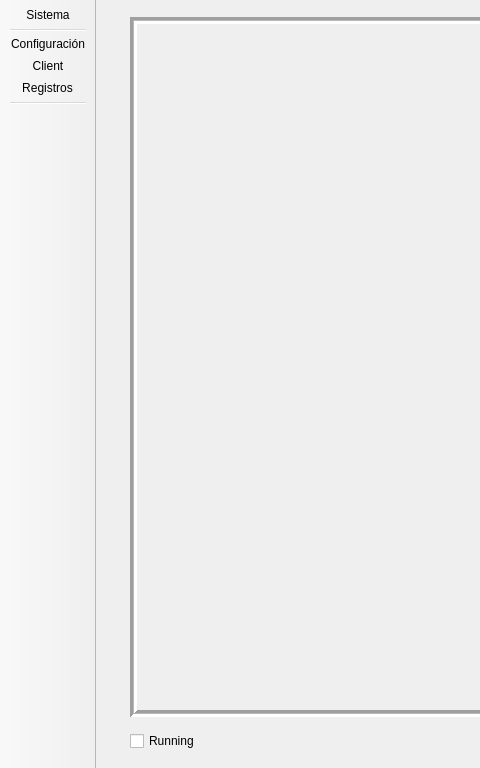
Qt form nqtrucksserver/Desktop/Desktop.ui (sunsiz/nQTrucks) before a commit; both pictures show x 0 to 480 and y 0 to 768 of the 1024 by 768 pixel window.
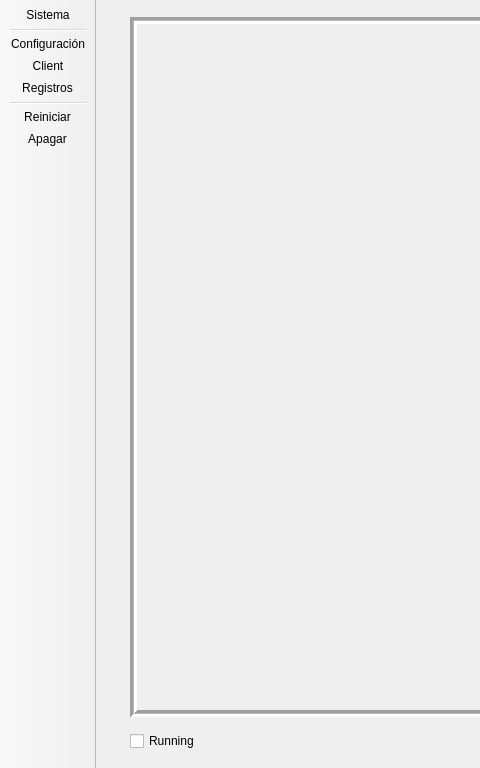
The same form after that commit. Icons and pictures are not drawn.

Commit message: REboot & HALT

Patch:
```diff
--- a/nqtrucksserver/Desktop/Desktop.ui
+++ b/nqtrucksserver/Desktop/Desktop.ui
@@ -114,6 +114,8 @@
    <addaction name="actionClient"/>
    <addaction name="actionRegistros"/>
    <addaction name="separator"/>
+   <addaction name="actionReiniciar"/>
+   <addaction name="actionApagar"/>
   </widget>
   <action name="actionSystemSettings">
    <property name="icon">
@@ -215,6 +217,24 @@
     <string>Registros</string>
    </property>
   </action>
+  <action name="actionReiniciar">
+   <property name="icon">
+    <iconset resource="../../resources/system.qrc">
+     <normaloff>:/temp/icons/system/devices/gnome-session-reboot2.png</normaloff>:/temp/icons/system/devices/gnome-session-reboot2.png</iconset>
+   </property>
+   <property name="text">
+    <string>Reiniciar</string>
+   </property>
+  </action>
+  <action name="actionApagar">
+   <property name="icon">
+    <iconset resource="../../resources/system.qrc">
+     <normaloff>:/temp/icons/system/devices/system-shutdown-panel.png</normaloff>:/temp/icons/system/devices/system-shutdown-panel.png</iconset>
+   </property>
+   <property name="text">
+    <string>Apagar</string>
+   </property>
+  </action>
  </widget>
  <resources>
   <include location="../../resources/system.qrc"/>
```
The commit also changes 2 other files.
